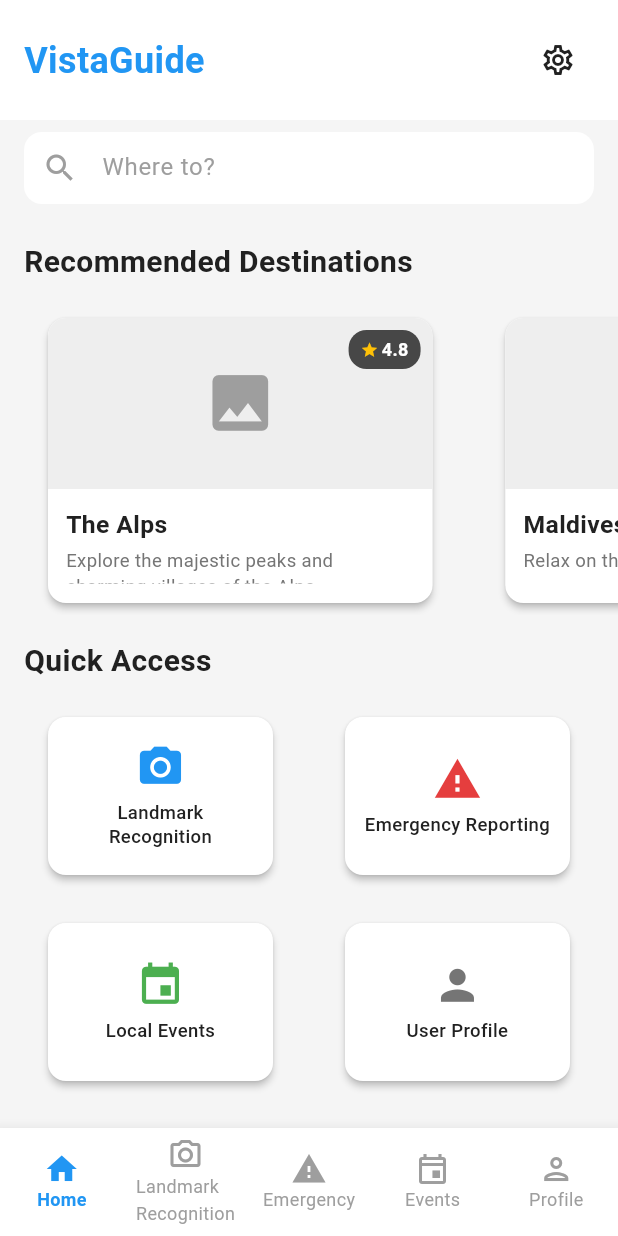
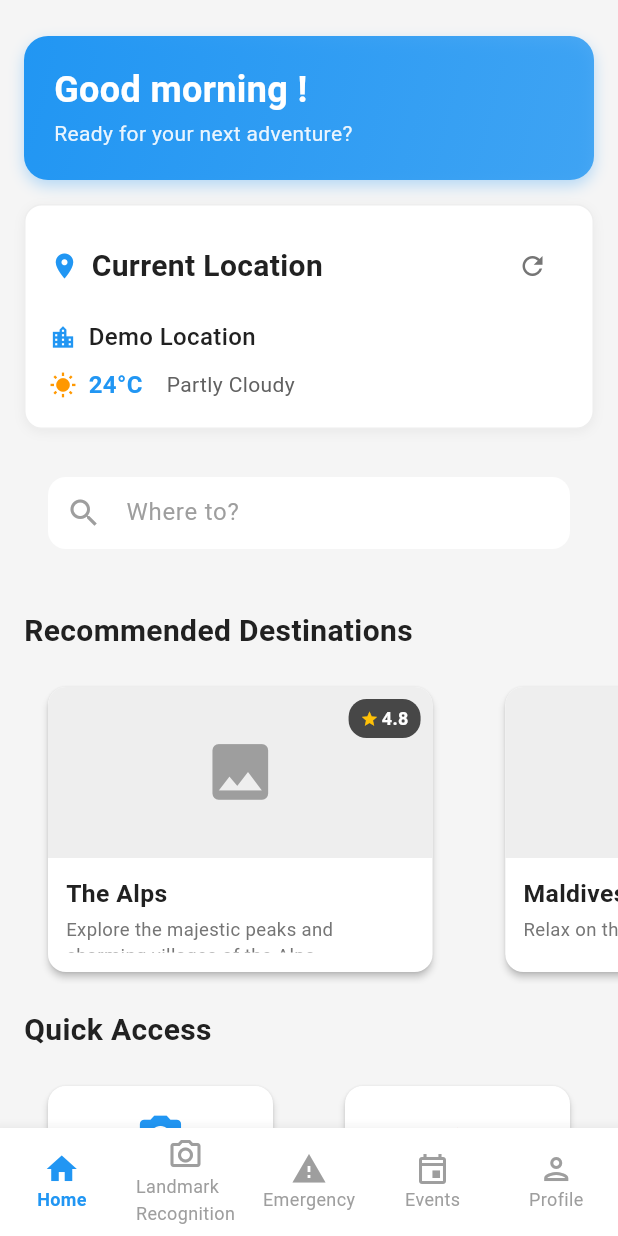
Before and after one commit to HiOmkarrr/VistaGuide, a Flutter app: the HomePage screen opened by its route, on a phone screen of 412 x 824 dp. Run offline on Flutter 3.47's test engine with Material 3 defaults, Android fonts, the light colour scheme and no system bars; our stand-ins replace cloud_firestore, firebase_auth, firebase_core, geocoding, geolocator, go_router and 1 more; accounts and stored records are empty.

Commit message:
Modifications in home page

```diff
--- /dev/null
+++ b/flutter_app/lib/core/services/greeting_service.dart
@@ -0,0 +1,44 @@
+import 'package:firebase_auth/firebase_auth.dart';
+
+/// Service to generate time-based greetings
+class GreetingService {
+  static final GreetingService _instance = GreetingService._internal();
+  factory GreetingService() => _instance;
+  GreetingService._internal();
+
+  final FirebaseAuth _firebaseAuth = FirebaseAuth.instance;
+
+  /// Get current time-based greeting
+  String getGreeting() {
+    final hour = DateTime.now().hour;
+
+    if (hour >= 5 && hour < 12) {
+      return 'Good morning';
+    } else if (hour >= 12 && hour < 17) {
+      return 'Good afternoon';
+    } else if (hour >= 17 && hour < 21) {
+      return 'Good evening';
+    } else {
+      return 'Good night';
+    }
+  }
+
+  /// Get the current user's name
+  String getUserName() {
+    final currentUser = _firebaseAuth.currentUser;
+    if (currentUser != null && currentUser.displayName != null) {
+      // Extract first name if full name is provided
+      final fullName = currentUser.displayName!;
+      final parts = fullName.split(' ');
+      return parts.isNotEmpty ? parts.first : 'User';
+    }
+    return 'User';
+  }
+
+  /// Get complete greeting message
+  String getGreetingMessage() {
+    final greeting = getGreeting();
+    final userName = getUserName();
+    return '$greeting $userName!';
+  }
+}
--- /dev/null
+++ b/flutter_app/lib/core/services/location_weather_service.dart
@@ -0,0 +1,187 @@
+import 'dart:convert';
+import 'package:flutter/foundation.dart';
+import 'package:geolocator/geolocator.dart';
+import 'package:geocoding/geocoding.dart';
+import 'package:http/http.dart' as http;
+
+/// Weather data model
+class WeatherData {
+  final String cityName;
+  final String country;
+  final double temperature;
+  final String description;
+  final String icon;
+  final int humidity;
+  final double windSpeed;
+
+  const WeatherData({
+    required this.cityName,
+    required this.country,
+    required this.temperature,
+    required this.description,
+    required this.icon,
+    required this.humidity,
+    required this.windSpeed,
+  });
+
+  factory WeatherData.fromJson(Map<String, dynamic> json) {
+    return WeatherData(
+      cityName: json['name'] ?? '',
+      country: json['sys']['country'] ?? '',
+      temperature: (json['main']['temp'] ?? 0).toDouble(),
+      description: json['weather'][0]['description'] ?? '',
+      icon: json['weather'][0]['icon'] ?? '',
+      humidity: json['main']['humidity'] ?? 0,
+      windSpeed: (json['wind']['speed'] ?? 0).toDouble(),
+    );
+  }
+}
+
+/// Service to handle location and weather data
+class LocationWeatherService {
+  static final LocationWeatherService _instance =
+      LocationWeatherService._internal();
+  factory LocationWeatherService() => _instance;
+  LocationWeatherService._internal();
+
+  // OpenWeatherMap API key - you should add this to your .env file
+  static const String _apiKey =
+      'your_api_key_here'; // Replace with actual API key
+  static const String _baseUrl = 'https://api.openweathermap.org/data/2.5';
+
+  Position? _currentPosition;
+  WeatherData? _currentWeather;
+  String? _currentLocationName;
+
+  /// Check and request location permissions
+  Future<bool> _handleLocationPermission() async {
+    bool serviceEnabled;
+    LocationPermission permission;
+
+    serviceEnabled = await Geolocator.isLocationServiceEnabled();
+    if (!serviceEnabled) {
+      return false;
+    }
+
+    permission = await Geolocator.checkPermission();
+    if (permission == LocationPermission.denied) {
+      permission = await Geolocator.requestPermission();
+      if (permission == LocationPermission.denied) {
+        return false;
+      }
+    }
+
+    if (permission == LocationPermission.deniedForever) {
+      return false;
+    }
+
+    return true;
+  }
+
+  /// Get current location
+  Future<Position?> getCurrentLocation() async {
+    try {
+      final hasPermission = await _handleLocationPermission();
+      if (!hasPermission) return null;
+
+      _currentPosition = await Geolocator.getCurrentPosition(
+        desiredAccuracy: LocationAccuracy.high,
+      );
+      return _currentPosition;
+    } catch (e) {
+      debugPrint('Error getting location: $e');
+      return null;
+    }
+  }
+
+  /// Get location name from coordinates
+  Future<String> getLocationName(Position position) async {
+    try {
+      List<Placemark> placemarks = await placemarkFromCoordinates(
+        position.latitude,
+        position.longitude,
+      );
+
+      if (placemarks.isNotEmpty) {
+        final place = placemarks.first;
+        final city = place.locality ?? place.subAdministrativeArea ?? '';
+        final country = place.country ?? '';
+
+        _currentLocationName =
+            city.isNotEmpty ? '$city, $country' : 'Unknown Location';
+        return _currentLocationName!;
+      }
+    } catch (e) {
+      debugPrint('Error getting location name: $e');
+    }
+    return 'Unknown Location';
+  }
+
+  /// Get weather data for current location
+  Future<WeatherData?> getWeatherData() async {
+    try {
+      final position = await getCurrentLocation();
+      if (position == null) {
+        // Return mock data even if location is not available
+        _currentWeather = const WeatherData(
+          cityName: 'Demo Location',
+          country: 'Demo',
+          temperature: 24.5,
+          description: 'partly cloudy',
+          icon: '02d',
+          humidity: 65,
+          windSpeed: 3.2,
+        );
+        return _currentWeather;
+      }
+
+      // For demo purposes, return mock weather data with actual location
+      // In production, you would use a real weather API
+      final locationName = await getLocationName(position);
+
+      _currentWeather = WeatherData(
+        cityName: locationName,
+        country: 'Demo',
+        temperature: 24.5,
+        description: 'partly cloudy',
+        icon: '02d',
+        humidity: 65,
+        windSpeed: 3.2,
+      );
+
+      return _currentWeather;
+
+      // Uncomment below for real API call (requires API key)
+      /*
+      final url = '$_baseUrl/weather?lat=${position.latitude}&lon=${position.longitude}&appid=$_apiKey&units=metric';
+
+      final response = await http.get(Uri.parse(url));
+
+      if (response.statusCode == 200) {
+        final data = json.decode(response.body);
+        _currentWeather = WeatherData.fromJson(data);
+        return _currentWeather;
+      }
+      */
+    } catch (e) {
+      debugPrint('Error getting weather data: $e');
+    }
+    return null;
+  }
+
+  /// Get cached weather data
+  WeatherData? get cachedWeather => _currentWeather;
+
+  /// Get cached location name
+  String? get cachedLocationName => _currentLocationName;
+
+  /// Get formatted temperature
+  String getFormattedTemperature(double temp) {
+    return '${temp.toInt()}°C';
+  }
+
+  /// Get weather icon URL
+  String getWeatherIconUrl(String iconCode) {
+    return 'https://openweathermap.org/img/wn/$iconCode@2x.png';
+  }
+}
--- a/flutter_app/lib/features/emergency_reporting/presentation/pages/emergency_page.dart
+++ b/flutter_app/lib/features/emergency_reporting/presentation/pages/emergency_page.dart
@@ -35,7 +35,23 @@ class EmergencyPage extends StatelessWidget {
               ),
               const SizedBox(height: 24),
               EmergencyButton(
-                onPressed: () => emergencyService.handleEmergencyPress(),
+                onPressed: () async {
+                  final emergencyData =
+                      await emergencyService.handleEmergencyPress();
+
+                  // Show confirmation to user
+                  if (context.mounted) {
+                    final location =
+                        emergencyData['address'] ?? 'Unknown location';
+                    ScaffoldMessenger.of(context).showSnackBar(
+                      SnackBar(
+                        content: Text('Emergency alert sent from: $location'),
+                        backgroundColor: AppColors.emergency,
+                        duration: const Duration(seconds: 4),
+                      ),
+                    );
+                  }
+                },
               ),
               const SizedBox(height: 24),
               EmergencyContactsList(
--- /dev/null
+++ b/flutter_app/lib/features/home/presentation/localWidgets/greeting_widget.dart
@@ -0,0 +1,57 @@
+import 'package:flutter/material.dart';
+import '../../../../core/theme/app_colors.dart';
+import '../../../../core/theme/app_text_styles.dart';
+import '../../../../core/services/greeting_service.dart';
+
+/// Widget to display time-based greeting with user's name
+class GreetingWidget extends StatelessWidget {
+  const GreetingWidget({super.key});
+
+  @override
+  Widget build(BuildContext context) {
+    final greetingService = GreetingService();
+
+    return Container(
+      width: double.infinity,
+      padding: const EdgeInsets.all(20),
+      margin: const EdgeInsets.symmetric(horizontal: 16, vertical: 8),
+      decoration: BoxDecoration(
+        gradient: LinearGradient(
+          colors: [
+            AppColors.primary,
+            AppColors.primary.withValues(alpha: 0.8),
+          ],
+          begin: Alignment.topLeft,
+          end: Alignment.bottomRight,
+        ),
+        borderRadius: BorderRadius.circular(16),
+        boxShadow: [
+          BoxShadow(
+            color: AppColors.primary.withValues(alpha: 0.3),
+            blurRadius: 8,
+            offset: const Offset(0, 4),
+          ),
+        ],
+      ),
+      child: Column(
+        crossAxisAlignment: CrossAxisAlignment.start,
+        children: [
+          Text(
+            greetingService.getGreetingMessage(),
+            style: AppTextStyles.h2.copyWith(
+              color: Colors.white,
+              fontWeight: FontWeight.bold,
+            ),
+          ),
+          const SizedBox(height: 4),
+          Text(
+            'Ready for your next adventure?',
+            style: AppTextStyles.bodyMedium.copyWith(
+              color: Colors.white.withValues(alpha: 0.9),
+            ),
+          ),
+        ],
+      ),
+    );
+  }
+}
--- /dev/null
+++ b/flutter_app/lib/features/home/presentation/localWidgets/location_weather_widget.dart
@@ -0,0 +1,260 @@
+import 'package:flutter/material.dart';
+import '../../../../core/theme/app_colors.dart';
+import '../../../../core/theme/app_text_styles.dart';
+import '../../../../core/services/location_weather_service.dart';
+
+/// Widget to display current location and weather information
+class LocationWeatherWidget extends StatefulWidget {
+  const LocationWeatherWidget({super.key});
+
+  @override
+  State<LocationWeatherWidget> createState() => _LocationWeatherWidgetState();
+}
+
+class _LocationWeatherWidgetState extends State<LocationWeatherWidget> {
+  final LocationWeatherService _locationWeatherService =
+      LocationWeatherService();
+  bool _isLoading = true;
+  WeatherData? _weatherData;
+  String _errorMessage = '';
+
+  @override
+  void initState() {
+    super.initState();
+    _loadLocationAndWeather();
+  }
+
+  Future<void> _loadLocationAndWeather() async {
+    setState(() {
+      _isLoading = true;
+      _errorMessage = '';
+    });
+
+    try {
+      final weatherData = await _locationWeatherService.getWeatherData();
+      if (mounted) {
+        setState(() {
+          _weatherData = weatherData;
+          _isLoading = false;
+        });
+      }
+    } catch (e) {
+      if (mounted) {
+        setState(() {
+          _errorMessage = 'Unable to load location data';
+          _isLoading = false;
+        });
+      }
+    }
+  }
+
+  @override
+  Widget build(BuildContext context) {
+    return Container(
+      margin: const EdgeInsets.symmetric(horizontal: 16, vertical: 8),
+      padding: const EdgeInsets.all(16),
+      decoration: BoxDecoration(
+        color: AppColors.surface,
+        borderRadius: BorderRadius.circular(12),
+        border: Border.all(color: AppColors.grey200),
+        boxShadow: [
+          BoxShadow(
+            color: Colors.black.withValues(alpha: 0.05),
+            blurRadius: 6,
+            offset: const Offset(0, 2),
+          ),
+        ],
+      ),
+      child: Column(
+        crossAxisAlignment: CrossAxisAlignment.start,
+        children: [
+          Row(
+            children: [
+              Icon(
+                Icons.location_on,
+                color: AppColors.primary,
+                size: 20,
+              ),
+              const SizedBox(width: 8),
+              Text(
+                'Current Location',
+                style: AppTextStyles.h3.copyWith(
+                  fontWeight: FontWeight.w600,
+                ),
+              ),
+              const Spacer(),
+              if (_isLoading)
+                SizedBox(
+                  width: 16,
+                  height: 16,
+                  child: CircularProgressIndicator(
+                    strokeWidth: 2,
+                    valueColor:
+                        AlwaysStoppedAnimation<Color>(AppColors.primary),
+                  ),
+                )
+              else
+                IconButton(
+                  icon: Icon(
+                    Icons.refresh,
+                    size: 20,
+                    color: AppColors.grey600,
+                  ),
+                  onPressed: _loadLocationAndWeather,
+                  padding: EdgeInsets.zero,
+                  constraints: const BoxConstraints(),
+                ),
+            ],
+          ),
+          const SizedBox(height: 12),
+          if (_isLoading)
+            _buildLoadingState()
+          else if (_errorMessage.isNotEmpty)
+            _buildErrorState()
+          else if (_weatherData != null)
+            _buildWeatherData(_weatherData!)
+          else
+            _buildNoDataState(),
+        ],
+      ),
+    );
+  }
+
+  Widget _buildLoadingState() {
+    return Column(
+      children: [
+        Row(
+          children: [
+            Icon(
+              Icons.location_city,
+              color: AppColors.grey400,
+              size: 18,
+            ),
+            const SizedBox(width: 8),
+            Text(
+              'Loading location...',
+              style: AppTextStyles.bodyMedium.copyWith(
+                color: AppColors.grey600,
+              ),
+            ),
+          ],
+        ),
+        const SizedBox(height: 8),
+        Row(
+          children: [
+            Icon(
+              Icons.wb_sunny_outlined,
+              color: AppColors.grey400,
+              size: 18,
+            ),
+            const SizedBox(width: 8),
+            Text(
+              'Loading weather...',
+              style: AppTextStyles.bodyMedium.copyWith(
+                color: AppColors.grey600,
+              ),
+            ),
+          ],
+        ),
+      ],
+    );
+  }
+
+  Widget _buildErrorState() {
+    return Row(
+      children: [
+        Icon(
+          Icons.error_outline,
+          color: AppColors.emergency,
+          size: 18,
+        ),
+        const SizedBox(width: 8),
+        Expanded(
+          child: Text(
+            _errorMessage,
+            style: AppTextStyles.bodyMedium.copyWith(
+              color: AppColors.emergency,
+            ),
+          ),
+        ),
+      ],
+    );
+  }
+
+  Widget _buildWeatherData(WeatherData weather) {
+    return Column(
+      children: [
+        Row(
+          children: [
+            Icon(
+              Icons.location_city,
+              color: AppColors.primary,
+              size: 18,
+            ),
+            const SizedBox(width: 8),
+            Expanded(
+              child: Text(
+                weather.cityName,
+                style: AppTextStyles.bodyLarge.copyWith(
+                  fontWeight: FontWeight.w500,
+                ),
+                overflow: TextOverflow.ellipsis,
+              ),
+            ),
+          ],
+        ),
+        const SizedBox(height: 8),
+        Row(
+          children: [
+            Icon(
+              Icons.wb_sunny,
+              color: Colors.orange,
+              size: 18,
+            ),
+            const SizedBox(width: 8),
+            Text(
+              _locationWeatherService
+                  .getFormattedTemperature(weather.temperature),
+              style: AppTextStyles.bodyLarge.copyWith(
+                fontWeight: FontWeight.w600,
+                color: AppColors.primary,
+              ),
+            ),
+            const SizedBox(width: 16),
+            Expanded(
+              child: Text(
+                weather.description
+                    .split(' ')
+                    .map((word) => word[0].toUpperCase() + word.substring(1))
+                    .join(' '),
+                style: AppTextStyles.bodyMedium.copyWith(
+                  color: AppColors.grey700,
+                ),
+                overflow: TextOverflow.ellipsis,
+              ),
+            ),
+          ],
+        ),
+      ],
+    );
+  }
+
+  Widget _buildNoDataState() {
+    return Row(
+      children: [
+        Icon(
+          Icons.location_off,
+          color: AppColors.grey400,
+          size: 18,
+        ),
+        const SizedBox(width: 8),
+        Text(
+          'Location not available',
+          style: AppTextStyles.bodyMedium.copyWith(
+            color: AppColors.grey600,
+          ),
+        ),
+      ],
+    );
+  }
+}
--- a/flutter_app/lib/features/home/presentation/pages/home_page.dart
+++ b/flutter_app/lib/features/home/presentation/pages/home_page.dart
@@ -3,7 +3,8 @@ import '../../../../shared/widgets/bottom_navigation_bar.dart';
 import '../../../../shared/widgets/custom_search_bar.dart';
 import '../../../../core/theme/app_colors.dart';
 import '../../data/services/home_service.dart';
-import '../localWidgets/app_header.dart';
+import '../localWidgets/greeting_widget.dart';
+import '../localWidgets/location_weather_widget.dart';
 import '../localWidgets/recommended_destinations.dart';
 import '../localWidgets/quick_access_grid.dart';
 
@@ -20,32 +21,36 @@ class HomePage extends StatelessWidget {
     return Scaffold(
       backgroundColor: AppColors.background,
       body: SafeArea(
-        child: Column(
-          children: [
-            AppHeader(
-              title: homeService.getAppTitle(),
-              onSettingsTap: () => homeService.navigateToSettings(),
-            ),
-            Expanded(
         child: SingleChildScrollView(
           child: Column(
             crossAxisAlignment: CrossAxisAlignment.start,
             children: [
+              const SizedBox(height: 16),
+              // Greeting Section
+              const GreetingWidget(),
+
+              // Location and Weather Section
+              const LocationWeatherWidget(),
+
+              // Search Bar
               _buildSearchBar(),
+
+              // Recommended Destinations Section
               RecommendedDestinations(
                 destinations: destinations,
                 onDestinationTap: (destinationId) {
                   // Handle destination tap - placeholder for navigation
                 },
               ),
+
+              // Quick Access Grid
               QuickAccessGrid(
                 items: quickAccessItems,
               ),
+
+              const SizedBox(height: 20),
             ],
           ),
-              ),
-            ),
-          ],
         ),
       ),
       bottomNavigationBar: const CustomBottomNavigationBar(currentIndex: 0),
@@ -53,8 +58,11 @@ class HomePage extends StatelessWidget {
   }
 
   Widget _buildSearchBar() {
-    return const CustomSearchBar(
+    return Padding(
+      padding: const EdgeInsets.all(16.0),
+      child: const CustomSearchBar(
         hintText: 'Where to?',
+      ),
     );
   }
 }
--- a/flutter_app/pubspec.yaml
+++ b/flutter_app/pubspec.yaml
@@ -18,6 +18,10 @@ dependencies:
   # For location services
   location: ^6.0.2
 
+  # For weather data
+  geolocator: ^13.0.1
+  geocoding: ^3.0.0
+
   # For managing environment variables (API key)
   flutter_dotenv: ^5.1.0
 
@@ -31,6 +35,7 @@ dependencies:
   firebase_auth: ^6.0.0
   cloud_firestore: ^6.0.0
   google_sign_in: ^7.1.1
+  url_launcher: ^6.3.1
 
 dev_dependencies:
   flutter_test:
```
Also changed, not shown: flutter_app/lib/features/auth/presentation/pages/login_page.dart (+6 -2 lines), flutter_app/lib/features/emergency_reporting/data/services/emergency_service.dart (+102 -19 lines), flutter_app/lib/core/services/theme_service.dart (added), flutter_app/lib/core/theme/app_colors.dart (line endings or trailing spaces), flutter_app/pubspec.lock, 7 other files. Lines whose indentation alone changed are shown as unchanged.
